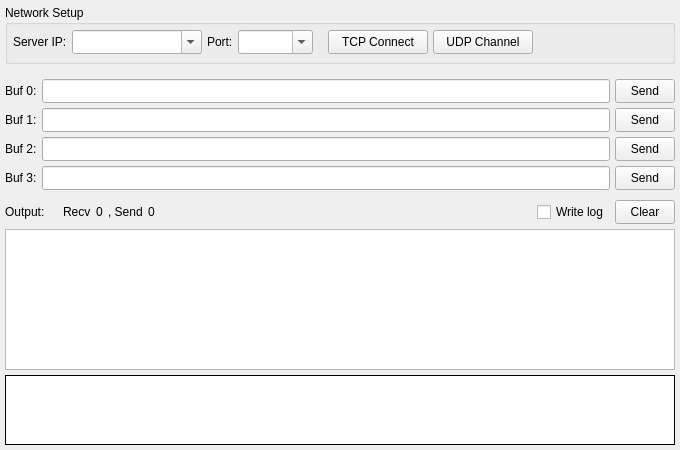
Above: src/clientform.ui from Windowsist/sokit2 before the change. Below: the same form after it.
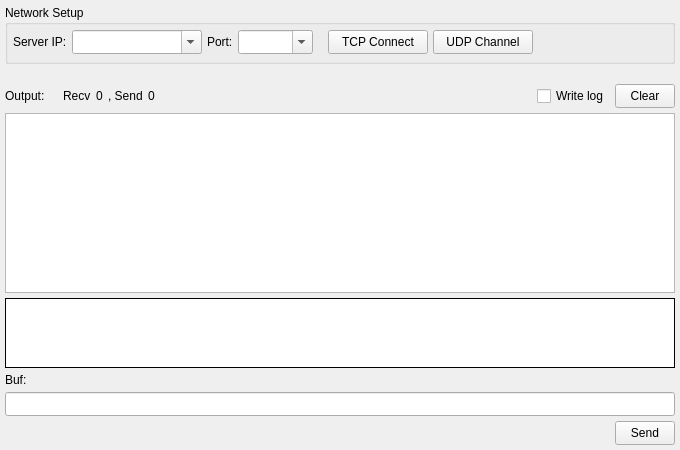
That is the form after the change.

Patch:
```diff
--- a/src/clientform.ui
+++ b/src/clientform.ui
@@ -285,174 +285,6 @@
      <property name="spacing">
       <number>5</number>
      </property>
-     <item row="0" column="0">
-      <widget class="QLabel" name="lab3">
-       <property name="text">
-        <string>Buf 0:</string>
-       </property>
-      </widget>
-     </item>
-     <item row="0" column="2">
-      <widget class="QToolButton" name="btnSend0">
-       <property name="minimumSize">
-        <size>
-         <width>60</width>
-         <height>24</height>
-        </size>
-       </property>
-       <property name="maximumSize">
-        <size>
-         <width>60</width>
-         <height>24</height>
-        </size>
-       </property>
-       <property name="text">
-        <string>Send</string>
-       </property>
-      </widget>
-     </item>
-     <item row="1" column="0">
-      <widget class="QLabel" name="lab4">
-       <property name="text">
-        <string>Buf 1:</string>
-       </property>
-      </widget>
-     </item>
-     <item row="1" column="2">
-      <widget class="QToolButton" name="btnSend1">
-       <property name="minimumSize">
-        <size>
-         <width>60</width>
-         <height>24</height>
-        </size>
-       </property>
-       <property name="maximumSize">
-        <size>
-         <width>60</width>
-         <height>24</height>
-        </size>
-       </property>
-       <property name="text">
-        <string>Send</string>
-       </property>
-      </widget>
-     </item>
-     <item row="2" column="0">
-      <widget class="QLabel" name="lab5">
-       <property name="text">
-        <string>Buf 2:</string>
-       </property>
-      </widget>
-     </item>
-     <item row="2" column="1">
-      <widget class="QLineEdit" name="edtBuf2">
-       <property name="minimumSize">
-        <size>
-         <width>0</width>
-         <height>24</height>
-        </size>
-       </property>
-       <property name="maximumSize">
-        <size>
-         <width>16777215</width>
-         <height>24</height>
-        </size>
-       </property>
-      </widget>
-     </item>
-     <item row="2" column="2">
-      <widget class="QToolButton" name="btnSend2">
-       <property name="minimumSize">
-        <size>
-         <width>60</width>
-         <height>24</height>
-        </size>
-       </property>
-       <property name="maximumSize">
-        <size>
-         <width>60</width>
-         <height>24</height>
-        </size>
-       </property>
-       <property name="text">
-        <string>Send</string>
-       </property>
-      </widget>
-     </item>
-     <item row="3" column="0">
-      <widget class="QLabel" name="lab6">
-       <property name="text">
-        <string>Buf 3:</string>
-       </property>
-      </widget>
-     </item>
-     <item row="3" column="1">
-      <widget class="QLineEdit" name="edtBuf3">
-       <property name="minimumSize">
-        <size>
-         <width>0</width>
-         <height>24</height>
-        </size>
-       </property>
-       <property name="maximumSize">
-        <size>
-         <width>16777215</width>
-         <height>24</height>
-        </size>
-       </property>
-      </widget>
-     </item>
-     <item row="3" column="2">
-      <widget class="QToolButton" name="btnSend3">
-       <property name="minimumSize">
-        <size>
-         <width>60</width>
-         <height>24</height>
-        </size>
-       </property>
-       <property name="maximumSize">
-        <size>
-         <width>60</width>
-         <height>24</height>
-        </size>
-       </property>
-       <property name="text">
-        <string>Send</string>
-       </property>
-      </widget>
-     </item>
-     <item row="0" column="1">
-      <widget class="QLineEdit" name="edtBuf0">
-       <property name="minimumSize">
-        <size>
-         <width>0</width>
-         <height>24</height>
-        </size>
-       </property>
-       <property name="maximumSize">
-        <size>
-         <width>16777215</width>
-         <height>24</height>
-        </size>
-       </property>
-      </widget>
-     </item>
-     <item row="1" column="1">
-      <widget class="QLineEdit" name="edtBuf1">
-       <property name="minimumSize">
-        <size>
-         <width>0</width>
-         <height>24</height>
-        </size>
-       </property>
-       <property name="maximumSize">
-        <size>
-         <width>16777215</width>
-         <height>24</height>
-        </size>
-       </property>
-      </widget>
-     </item>
     </layout>
    </item>
    <item>
@@ -642,6 +474,48 @@
      </property>
     </widget>
    </item>
+   <item>
+    <widget class="QLabel" name="lab4">
+     <property name="text">
+      <string>Buf:</string>
+     </property>
+    </widget>
+   </item>
+   <item>
+    <widget class="QLineEdit" name="edtBuf1">
+     <property name="minimumSize">
+      <size>
+       <width>0</width>
+       <height>24</height>
+      </size>
+     </property>
+     <property name="maximumSize">
+      <size>
+       <width>16777215</width>
+       <height>24</height>
+      </size>
+     </property>
+    </widget>
+   </item>
+   <item alignment="Qt::AlignRight">
+    <widget class="QToolButton" name="btnSend1">
+     <property name="minimumSize">
+      <size>
+       <width>60</width>
+       <height>24</height>
+      </size>
+     </property>
+     <property name="maximumSize">
+      <size>
+       <width>60</width>
+       <height>24</height>
+      </size>
+     </property>
+     <property name="text">
+      <string>Send</string>
+     </property>
+    </widget>
+   </item>
   </layout>
  </widget>
  <tabstops>
```
Left out of the diff: 10 changed lines with no effect on the pictures.
